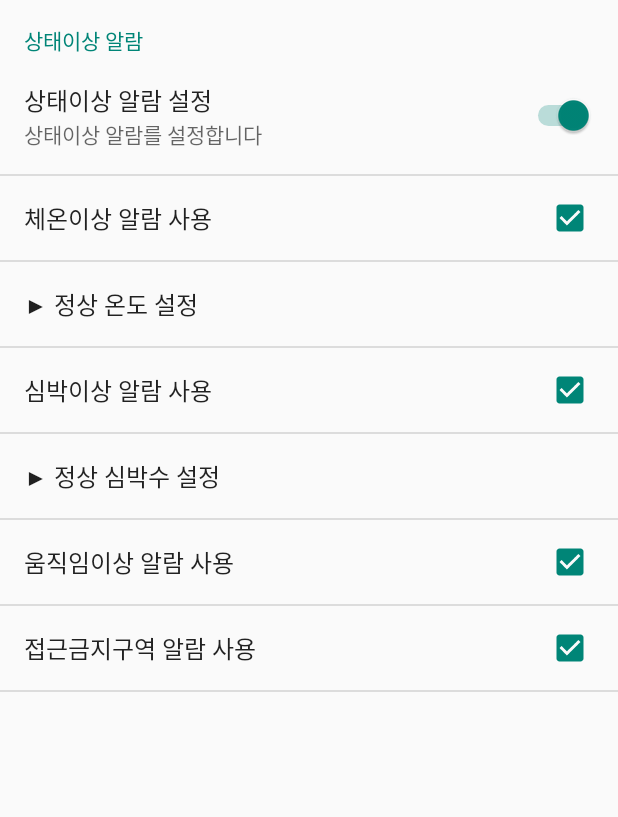
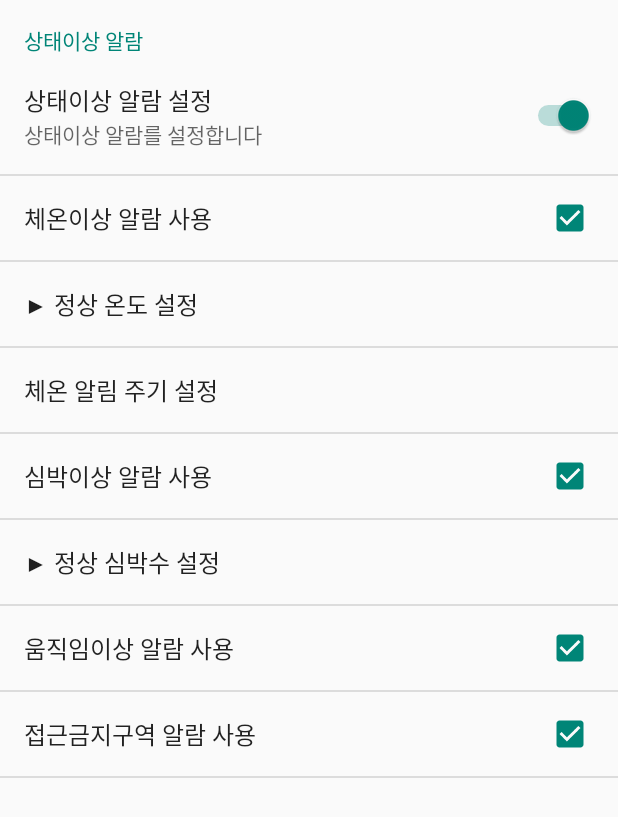
Before and after one commit to cesti0777/GG, an Android app: the Setting screen opened directly, with no data from a screen before it, on a phone screen of 412 x 824 dp. Shown: the top 817 px of the screen. Run offline under Robolectric (Android 15) with nearby library versions, the light colour scheme and no system bars; Roboto replaces fonts that are not available here.

Commit message:
no message

```diff
--- a/app/src/main/java/org/androidtown/actionbar/MainActivity.java
+++ b/app/src/main/java/org/androidtown/actionbar/MainActivity.java
@@ -146,6 +146,7 @@ public class MainActivity extends ActionBarActivity {
 	boolean aAlarm;
 	double SEEKBAR_VALUE_T;
 	int SEEKBAR_VALUE_P;
+	String tAlarmPeriod;
 
 
 
@@ -303,22 +304,26 @@ public class MainActivity extends ActionBarActivity {
 		aAlarm = prefs.getBoolean("aAlarm", false);
 		SEEKBAR_VALUE_T = prefs.getInt("SEEKBAR_VALUE_T", 36);
 		SEEKBAR_VALUE_P = prefs.getInt("SEEKBAR_VALUE_P", 70);
-//
-//      Toast.makeText(getApplicationContext(),
-//            "값 : " + alarmOnOff
+		tAlarmPeriod = prefs.getString("tAlarmPeriod", "");
+
+      Toast.makeText(getApplicationContext(),
+            "값 : " + alarmOnOff
 //                  + " " + tAlarm
 //                  + " " + pAlarm
 //                  + " " + mAlarm
 //                  + " " + aAlarm
 //                  + " " + SEEKBAR_VALUE_T
 //                  + " " + SEEKBAR_VALUE_P
-//            , Toast.LENGTH_SHORT).show();
+					+ " " + tAlarmPeriod
+            , Toast.LENGTH_SHORT).show();
 
 	}
 
 
 	@Override
 	protected void onCreate(Bundle savedInstanceState) {
+
+
 
 
 		requestWindowFeature(Window.FEATURE_ACTION_BAR);
--- a/app/src/main/java/org/androidtown/actionbar/Setting.java
+++ b/app/src/main/java/org/androidtown/actionbar/Setting.java
@@ -7,6 +7,7 @@ import android.os.Bundle;
 import android.preference.PreferenceActivity;
 import android.preference.PreferenceFragment;
 import android.preference.PreferenceManager;
+import android.util.Log;
 
 
 public class Setting extends PreferenceActivity {
@@ -15,6 +16,8 @@ public class Setting extends PreferenceActivity {
     protected void onCreate(Bundle savedInstanceState) {
         super.onCreate(savedInstanceState);
         getFragmentManager().beginTransaction().replace(android.R.id.content, new MyPreferenceFragment()).commit();
+
+
     }
 
     public static class MyPreferenceFragment extends PreferenceFragment implements SharedPreferences.OnSharedPreferenceChangeListener
@@ -22,11 +25,15 @@ public class Setting extends PreferenceActivity {
         private SeekBarPreference _seekBarPref_t;
         private SeekBarPreference _seekBarPref_p;
 
+
         @Override
         public void onCreate(final Bundle savedInstanceState)
         {
             super.onCreate(savedInstanceState);
             addPreferencesFromResource(R.xml.pref);
+
+
+
         }
         @Override
         public void onSharedPreferenceChanged(SharedPreferences sharedPreferences, String key) {
@@ -37,7 +44,12 @@ public class Setting extends PreferenceActivity {
 
             int radius_p = PreferenceManager.getDefaultSharedPreferences(this.getActivity()).getInt("SEEKBAR_VALUE_P", 50);
             _seekBarPref_p.setSummary(this.getString(R.string.settings_summary_p).replace("$1", ""+radius_p));
+
+            String value = sharedPreferences.getString(key, "");
+            Log.i("JO", "changed> "+key+"="+value);
+
         }
+
     }
 
 
--- a/app/src/main/res/values/array.xml
+++ b/app/src/main/res/values/array.xml
@@ -10,4 +10,25 @@
         <item>2</item>
         <item>3</item>
     </string-array>
+
+    <string-array name="tAlarmPeriod">
+        <item>1분</item>
+        <item>3분</item>
+        <item>5분</item>
+        <item>10분</item>
+        <item>20분</item>
+        <item>30분</item>
+        <item>60분</item>
+
+    </string-array>
+    <string-array name="tAlarmPeriod_value">
+        <item>1</item>
+        <item>3</item>
+        <item>5</item>
+        <item>10</item>
+        <item>20</item>
+        <item>30</item>
+        <item>60</item>
+    </string-array>
+
 </resources>
--- a/app/src/main/res/xml/pref.xml
+++ b/app/src/main/res/xml/pref.xml
@@ -22,6 +22,15 @@
             android:summary="@string/settings_summary_t"
             android:text="@string/settings_unit_t"
             android:title="@string/settings_title_t" />
+        <ListPreference
+            android:defaultValue="0"
+            android:dependency="tAlarm"
+            android:entries="@array/tAlarmPeriod"
+            android:entryValues="@array/tAlarmPeriod_value"
+            android:key="tAlarmPeriod"
+            android:negativeButtonText="@null"
+            android:positiveButtonText="@null"
+            android:title="체온 알림 주기 설정" />
 
         <CheckBoxPreference
             android:defaultValue="true"
```
